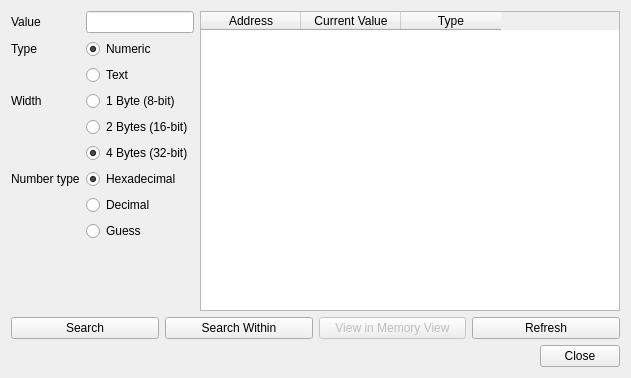
Before: the Qt Designer form Libretro/mgba/src/platform/qt/MemorySearch.ui in kiddreads/Avalon-copy2, drawn with Qt 5.
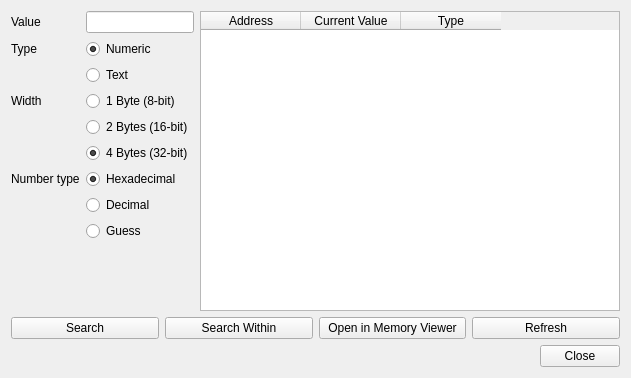
After: the same form once the commit is applied.

Commit message: Qt: Hook up memory search to viewer

The edit to the form file:
```diff
--- a/Libretro/mgba/src/platform/qt/MemorySearch.ui
+++ b/Libretro/mgba/src/platform/qt/MemorySearch.ui
@@ -194,11 +194,8 @@
      </item>
      <item>
       <widget class="QPushButton" name="viewMem">
-       <property name="enabled">
-        <bool>false</bool>
-       </property>
        <property name="text">
-        <string>View in Memory View</string>
+        <string>Open in Memory Viewer</string>
        </property>
       </widget>
      </item>
```
Left out of the diff: 3 changed lines with no effect on the pictures. The commit also changes 3 other files.
